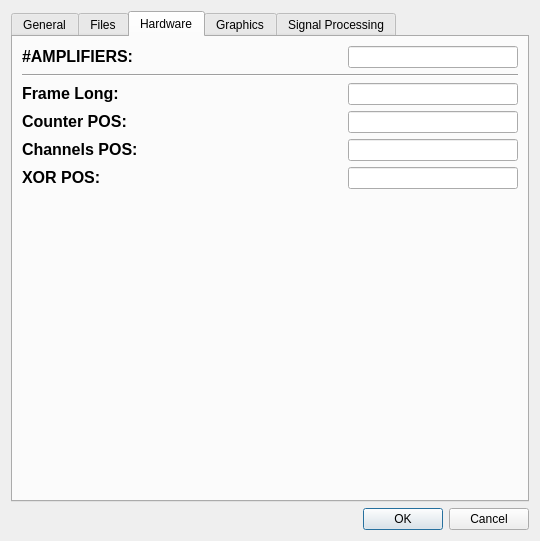
Qt form bciui_config.ui (IIBM/bci) before a commit.
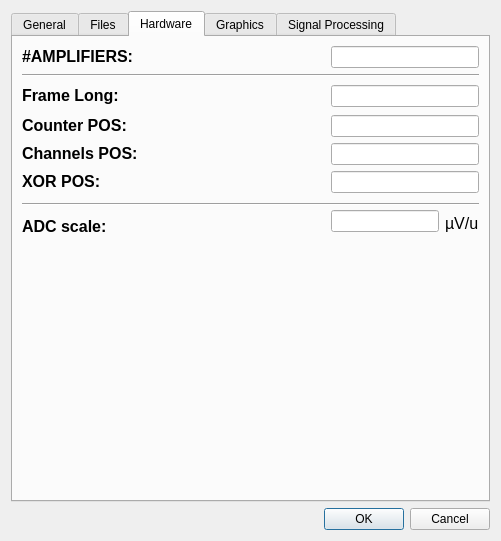
The same form after that commit.

```diff
--- a/bciui_config.ui
+++ b/bciui_config.ui
@@ -6,7 +6,7 @@
    <rect>
     <x>0</x>
     <y>0</y>
-    <width>540</width>
+    <width>501</width>
     <height>541</height>
    </rect>
   </property>
@@ -299,12 +299,47 @@
        <string>Hardware</string>
       </attribute>
       <layout class="QGridLayout" name="gridLayout_5">
-       <item row="0" column="0">
-        <widget class="QLabel" name="label_13">
-         <property name="text">
-          <string>&lt;html&gt;&lt;head/&gt;&lt;body&gt;&lt;p&gt;&lt;span style=&quot; font-size:12pt; font-weight:600;&quot;&gt;#AMPLIFIERS:&lt;/span&gt;&lt;/p&gt;&lt;/body&gt;&lt;/html&gt;</string>
+       <item row="3" column="2">
+        <spacer name="horizontalSpacer_7">
+         <property name="orientation">
+          <enum>Qt::Horizontal</enum>
          </property>
-        </widget>
+         <property name="sizeHint" stdset="0">
+          <size>
+           <width>90</width>
+           <height>20</height>
+          </size>
+         </property>
+        </spacer>
+       </item>
+       <item row="4" column="4" colspan="3">
+        <widget class="QLineEdit" name="counter_pos"/>
+       </item>
+       <item row="10" column="2">
+        <spacer name="horizontalSpacer_12">
+         <property name="orientation">
+          <enum>Qt::Horizontal</enum>
+         </property>
+         <property name="sizeHint" stdset="0">
+          <size>
+           <width>144</width>
+           <height>20</height>
+          </size>
+         </property>
+        </spacer>
+       </item>
+       <item row="11" column="3" colspan="2">
+        <spacer name="verticalSpacer_4">
+         <property name="orientation">
+          <enum>Qt::Vertical</enum>
+         </property>
+         <property name="sizeHint" stdset="0">
+          <size>
+           <width>20</width>
+           <height>192</height>
+          </size>
+         </property>
+        </spacer>
        </item>
        <item row="0" column="1" colspan="2">
         <spacer name="horizontalSpacer_11">
@@ -319,100 +354,81 @@
          </property>
         </spacer>
        </item>
-       <item row="0" column="4">
-        <widget class="QLineEdit" name="ampcount">
-         <property name="inputMethodHints">
-          <set>Qt::ImhDialableCharactersOnly|Qt::ImhDigitsOnly|Qt::ImhPreferNumbers</set>
-         </property>
-         <property name="text">
-          <string/>
-         </property>
-        </widget>
-       </item>
-       <item row="1" column="0" colspan="5">
-        <widget class="Line" name="line_3">
-         <property name="orientation">
-          <enum>Qt::Horizontal</enum>
-         </property>
-        </widget>
-       </item>
-       <item row="2" column="0">
-        <widget class="QLabel" name="label_10">
-         <property name="text">
-          <string>&lt;html&gt;&lt;head/&gt;&lt;body&gt;&lt;p&gt;&lt;span style=&quot; font-size:12pt; font-weight:600;&quot;&gt;Frame Long:&lt;/span&gt;&lt;/p&gt;&lt;/body&gt;&lt;/html&gt;</string>
-         </property>
-        </widget>
-       </item>
-       <item row="2" column="2">
-        <spacer name="horizontalSpacer_7">
+       <item row="5" column="2">
+        <spacer name="horizontalSpacer_9">
          <property name="orientation">
           <enum>Qt::Horizontal</enum>
          </property>
          <property name="sizeHint" stdset="0">
           <size>
-           <width>90</width>
+           <width>119</width>
            <height>20</height>
           </size>
          </property>
         </spacer>
        </item>
-       <item row="2" column="4">
+       <item row="2" column="4" rowspan="2" colspan="3">
         <widget class="QLineEdit" name="frame_l"/>
        </item>
-       <item row="3" column="0">
-        <widget class="QLabel" name="label_8">
-         <property name="text">
-          <string>&lt;html&gt;&lt;head/&gt;&lt;body&gt;&lt;p&gt;&lt;span style=&quot; font-size:12pt; font-weight:600;&quot;&gt;Counter POS:&lt;/span&gt;&lt;/p&gt;&lt;/body&gt;&lt;/html&gt;</string>
-         </property>
-        </widget>
-       </item>
-       <item row="3" column="2">
-        <spacer name="horizontalSpacer_8">
-         <property name="orientation">
-          <enum>Qt::Horizontal</enum>
-         </property>
-         <property name="sizeHint" stdset="0">
-          <size>
-           <width>90</width>
-           <height>20</height>
-          </size>
-         </property>
-        </spacer>
-       </item>
-       <item row="3" column="4">
-        <widget class="QLineEdit" name="counter_pos"/>
-       </item>
-       <item row="4" column="0" colspan="2">
-        <widget class="QLabel" name="label_9">
-         <property name="text">
-          <string>&lt;html&gt;&lt;head/&gt;&lt;body&gt;&lt;p&gt;&lt;span style=&quot; font-size:12pt; font-weight:600;&quot;&gt;Channels POS:&lt;/span&gt;&lt;/p&gt;&lt;/body&gt;&lt;/html&gt;</string>
-         </property>
-        </widget>
-       </item>
        <item row="4" column="2">
-        <spacer name="horizontalSpacer_9">
+        <spacer name="horizontalSpacer_8">
          <property name="orientation">
           <enum>Qt::Horizontal</enum>
          </property>
          <property name="sizeHint" stdset="0">
           <size>
-           <width>119</width>
+           <width>90</width>
            <height>20</height>
           </size>
          </property>
         </spacer>
        </item>
-       <item row="4" column="4">
+       <item row="5" column="4" colspan="3">
         <widget class="QLineEdit" name="channels_pos"/>
        </item>
-       <item row="5" column="0">
+       <item row="7" column="0" rowspan="3" colspan="7">
+        <widget class="Line" name="line_4">
+         <property name="orientation">
+          <enum>Qt::Horizontal</enum>
+         </property>
+        </widget>
+       </item>
+       <item row="6" column="0">
         <widget class="QLabel" name="label_7">
          <property name="text">
           <string>&lt;html&gt;&lt;head/&gt;&lt;body&gt;&lt;p&gt;&lt;span style=&quot; font-size:12pt; font-weight:600;&quot;&gt;XOR POS:&lt;/span&gt;&lt;/p&gt;&lt;/body&gt;&lt;/html&gt;</string>
          </property>
         </widget>
        </item>
-       <item row="5" column="2">
+       <item row="0" column="0">
+        <widget class="QLabel" name="label_13">
+         <property name="text">
+          <string>&lt;html&gt;&lt;head/&gt;&lt;body&gt;&lt;p&gt;&lt;span style=&quot; font-size:12pt; font-weight:600;&quot;&gt;#AMPLIFIERS:&lt;/span&gt;&lt;/p&gt;&lt;/body&gt;&lt;/html&gt;</string>
+         </property>
+        </widget>
+       </item>
+       <item row="9" column="6" rowspan="2">
+        <widget class="QLabel" name="label_17">
+         <property name="text">
+          <string>&lt;html&gt;&lt;head/&gt;&lt;body&gt;&lt;p&gt;&lt;span style=&quot; font-size:12pt;&quot;&gt;µV/u&lt;/span&gt;&lt;/p&gt;&lt;/body&gt;&lt;/html&gt;</string>
+         </property>
+        </widget>
+       </item>
+       <item row="10" column="0">
+        <widget class="QLabel" name="label_16">
+         <property name="text">
+          <string>&lt;html&gt;&lt;head/&gt;&lt;body&gt;&lt;p&gt;&lt;span style=&quot; font-size:12pt; font-weight:600;&quot;&gt;ADC scale:&lt;/span&gt;&lt;/p&gt;&lt;/body&gt;&lt;/html&gt;</string>
+         </property>
+        </widget>
+       </item>
+       <item row="1" column="0" colspan="7">
+        <widget class="Line" name="line_3">
+         <property name="orientation">
+          <enum>Qt::Horizontal</enum>
+         </property>
+        </widget>
+       </item>
+       <item row="6" column="2">
         <spacer name="horizontalSpacer_10">
          <property name="orientation">
           <enum>Qt::Horizontal</enum>
@@ -425,7 +441,41 @@
          </property>
         </spacer>
        </item>
-       <item row="5" column="4">
+       <item row="5" column="0">
+        <widget class="QLabel" name="label_9">
+         <property name="text">
+          <string>&lt;html&gt;&lt;head/&gt;&lt;body&gt;&lt;p&gt;&lt;span style=&quot; font-size:12pt; font-weight:600;&quot;&gt;Channels POS:&lt;/span&gt;&lt;/p&gt;&lt;/body&gt;&lt;/html&gt;</string>
+         </property>
+        </widget>
+       </item>
+       <item row="0" column="4" colspan="3">
+        <widget class="QLineEdit" name="ampcount">
+         <property name="inputMethodHints">
+          <set>Qt::ImhDialableCharactersOnly|Qt::ImhDigitsOnly|Qt::ImhPreferNumbers</set>
+         </property>
+         <property name="text">
+          <string/>
+         </property>
+        </widget>
+       </item>
+       <item row="4" column="0">
+        <widget class="QLabel" name="label_8">
+         <property name="text">
+          <string>&lt;html&gt;&lt;head/&gt;&lt;body&gt;&lt;p&gt;&lt;span style=&quot; font-size:12pt; font-weight:600;&quot;&gt;Counter POS:&lt;/span&gt;&lt;/p&gt;&lt;/body&gt;&lt;/html&gt;</string>
+         </property>
+        </widget>
+       </item>
+       <item row="2" column="0" rowspan="2">
+        <widget class="QLabel" name="label_10">
+         <property name="text">
+          <string>&lt;html&gt;&lt;head/&gt;&lt;body&gt;&lt;p&gt;&lt;span style=&quot; font-size:12pt; font-weight:600;&quot;&gt;Frame Long:&lt;/span&gt;&lt;/p&gt;&lt;/body&gt;&lt;/html&gt;</string>
+         </property>
+        </widget>
+       </item>
+       <item row="8" column="4" rowspan="3" colspan="2">
+        <widget class="QLineEdit" name="adc_scale"/>
+       </item>
+       <item row="6" column="4" colspan="3">
         <widget class="QLineEdit" name="xor_pos">
          <property name="inputMethodHints">
           <set>Qt::ImhDialableCharactersOnly|Qt::ImhDigitsOnly|Qt::ImhPreferNumbers</set>
@@ -435,19 +485,6 @@
          </property>
         </widget>
        </item>
-       <item row="6" column="3">
-        <spacer name="verticalSpacer_4">
-         <property name="orientation">
-          <enum>Qt::Vertical</enum>
-         </property>
-         <property name="sizeHint" stdset="0">
-          <size>
-           <width>20</width>
-           <height>192</height>
-          </size>
-         </property>
-        </spacer>
-       </item>
       </layout>
      </widget>
      <widget class="QWidget" name="tab">
```
Left out of the diff: 201 changed lines with no effect on the pictures.
